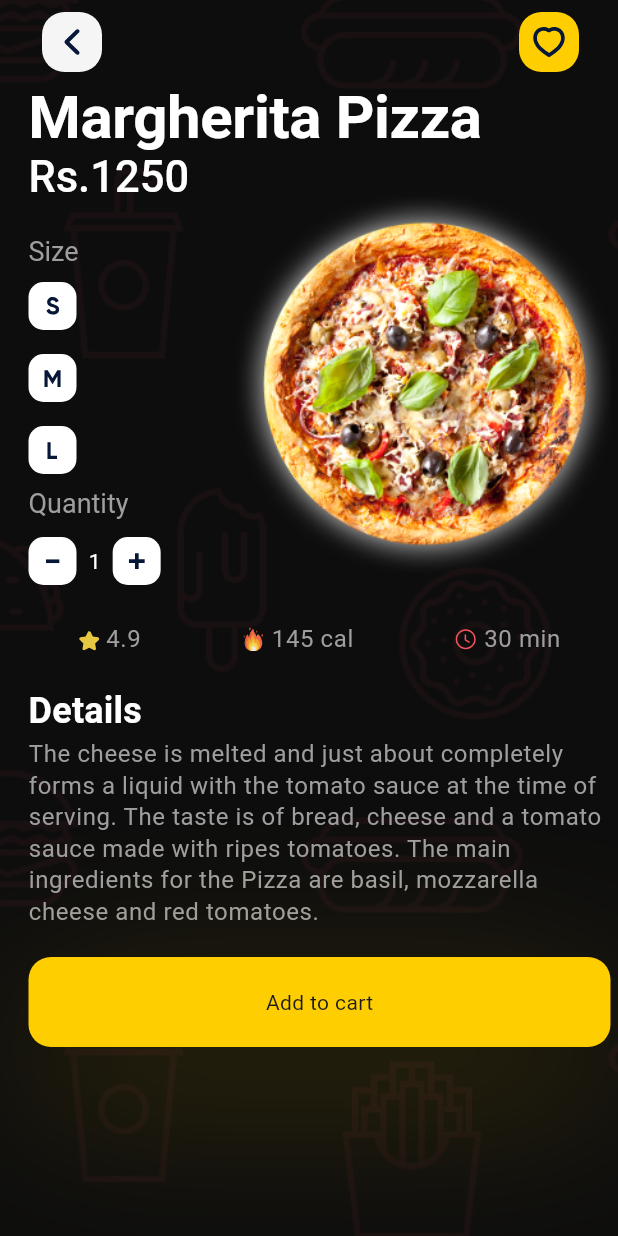
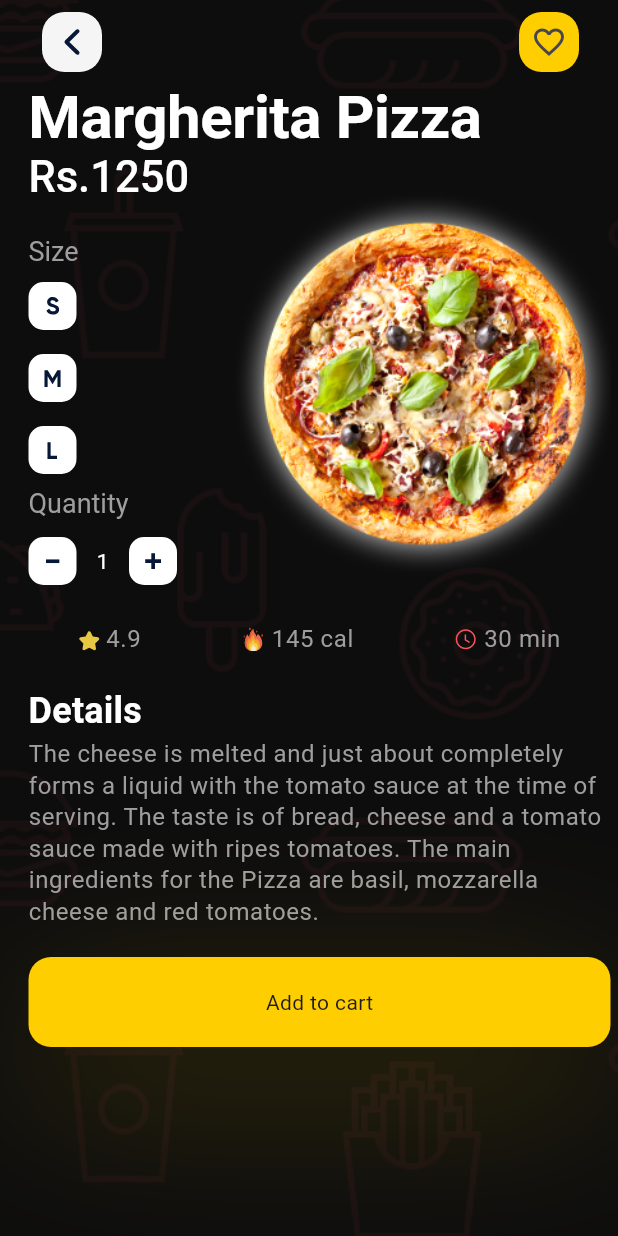
Before and after one commit to khyatikasundra/snack_app, a Flutter app: the screen it shows after launch, after a tap on "Margherita Pizza", on a phone screen of 412 x 824 dp. Run offline on Flutter 3.47's test engine with Material 3 defaults, Android fonts, the phone set to English and light mode, and no system bars; our stand-ins replace flutter_svg.

Commit message:
change one

```diff
--- a/lib/main.dart
+++ b/lib/main.dart
@@ -1,5 +1,6 @@
 import 'package:flutter/material.dart';
 import 'package:snacks_ordering_app/screen/menu_screen.dart';
+import 'package:snacks_ordering_app/theme/app_theme.dart';
 
 void main() {
   runApp(const MainApp());
@@ -13,26 +14,7 @@ class MainApp extends StatelessWidget {
     return MaterialApp(
       debugShowCheckedModeBanner: false,
       home: const MenuScreen(),
-      theme: ThemeData(
-          textTheme: const TextTheme(
-              displayLarge: TextStyle(
-                  fontSize: 40,
-                  color: Colors.white,
-                  fontWeight: FontWeight.bold),
-              displaySmall: TextStyle(
-                fontSize: 20,
-                color: Color(0xFF9E9E9E),
-              ),
-              displayMedium: TextStyle(fontSize: 29, color: Colors.white, fontWeight: FontWeight.w500),
-              titleMedium: TextStyle(
-                  fontSize: 24,
-                  color: Colors.white,
-                  fontWeight: FontWeight.bold),
-              titleSmall: TextStyle(fontSize: 18, fontWeight: FontWeight.bold),
-              headlineMedium: TextStyle(fontSize: 18),
-              headlineSmall: TextStyle(fontSize: 18,color: Color(0xFF9E9E9E)),
-              bodySmall:
-                  TextStyle(fontSize: 16, color: Color(0xFF9E9E9E)))),
+      theme: AppTheme.getTheme(),
     );
   }
 }
--- a/lib/screen/check_out_screen.dart
+++ b/lib/screen/check_out_screen.dart
@@ -1,4 +1,3 @@
-import 'package:flutter/foundation.dart';
 import 'package:flutter/material.dart';
 import 'package:flutter_svg/svg.dart';
 import 'package:snacks_ordering_app/string/assets_string.dart';
@@ -19,6 +18,7 @@ class _CheckOutScreenState extends State<CheckOutScreen> {
   final FocusNode _focusNodeForSmallSize = FocusNode();
   final FocusNode _focusNodeForMediumSize = FocusNode();
   final FocusNode _focusNodeForLargeSize = FocusNode();
+  bool _isLiking = false;
 
   double? imageSizeWidth = 253;
   Color? containerBackgroundColorSmallSize = Colors.white;
@@ -107,14 +107,23 @@ class _CheckOutScreenState extends State<CheckOutScreen> {
     setState(() {});
   }
 
+  void likeButtonAction() {
+    _isLiking = !_isLiking;
+    setState(() {});
+  }
+
   //? WIDGET METHOD
   Widget _customAppBar() => CustomAppBar(
         leadingAssetName: AssetNameString.leftArrowIconAssertName,
         onPressedLeadingIcon: () => Navigator.pop(context),
         trailingEnable: true,
         trailingIconBackgroundColor: const Color(0xFFFECE00),
-        trailingIcon: SvgPicture.asset(AssetNameString.heartIconAssertName),
+        trailingIcon: _isLiking
+            ? const Icon(Icons.favorite)
+            : const Icon(Icons.favorite_border),
+        trailingOnPressEvent: likeButtonAction,
       );
+
   Widget _customCounterContainer(
           String assetName, VoidCallback onPressed) =>
       Container(
@@ -205,10 +214,12 @@ class _CheckOutScreenState extends State<CheckOutScreen> {
             AssetNameString.dashSignIcon,
             onTapDecrementCounter,
           ),
-          Padding(
-            padding: const EdgeInsets.symmetric(horizontal: 8),
-            child: Text(CheckOutScreenStrings.count(_count),
-                style: const TextStyle(color: Colors.white)),
+          SizedBox(
+            width: 35,
+            child: Center(
+              child: Text(CheckOutScreenStrings.count(_count),
+                  style: const TextStyle(color: Colors.white)),
+            ),
           ),
           _customCounterContainer(
             AssetNameString.plusSignIcon,
--- /dev/null
+++ b/lib/theme/app_theme.dart
@@ -0,0 +1,44 @@
+import 'package:flutter/material.dart';
+
+class AppTheme {
+  static ThemeData getTheme() {
+    return ThemeData(
+      textTheme: const TextTheme(
+        displayLarge: TextStyle(
+          fontSize: 40,
+          color: Colors.white,
+          fontWeight: FontWeight.bold,
+        ),
+        displaySmall: TextStyle(
+          fontSize: 20,
+          color: Color(0xFF9E9E9E),
+        ),
+        displayMedium: TextStyle(
+          fontSize: 29,
+          color: Colors.white,
+          fontWeight: FontWeight.w500,
+        ),
+        titleMedium: TextStyle(
+          fontSize: 24,
+          color: Colors.white,
+          fontWeight: FontWeight.bold,
+        ),
+        titleSmall: TextStyle(
+          fontSize: 18,
+          fontWeight: FontWeight.bold,
+        ),
+        headlineMedium: TextStyle(
+          fontSize: 18,
+        ),
+        headlineSmall: TextStyle(
+          fontSize: 18,
+          color: Color(0xFF9E9E9E),
+        ),
+        bodySmall: TextStyle(
+          fontSize: 16,
+          color: Color(0xFF9E9E9E),
+        ),
+      ),
+    );
+  }
+}
--- a/lib/widgets/custom_app_bar.dart
+++ b/lib/widgets/custom_app_bar.dart
@@ -12,6 +12,8 @@ class CustomAppBar extends StatelessWidget {
   final bool? trailingEnable;
   final bool? middleTitleLocationTextEnable;
   final Color? trailingIconBackgroundColor;
+  final FocusNode? focusNode;
+  final VoidCallback? trailingOnPressEvent;
   final void Function()? onPressedLeadingIcon;
 
   const CustomAppBar(
@@ -24,6 +26,8 @@ class CustomAppBar extends StatelessWidget {
       this.middleTitleLocationTextEnable,
       this.trailingIconBackgroundColor,
       this.onPressedLeadingIcon,
+      this.focusNode,
+      this.trailingOnPressEvent,
       super.key});
 
   @override
@@ -39,7 +43,6 @@ class CustomAppBar extends StatelessWidget {
   }
 
 //?WIDGET METHODS
-
   Widget _leading() => IconButton(
       onPressed: onPressedLeadingIcon, icon: SvgPicture.asset(leadingAssetName ?? ""));
 
@@ -75,7 +78,7 @@ class CustomAppBar extends StatelessWidget {
             decoration: BoxDecoration(
                 borderRadius: BorderRadius.circular(15), color: trailingIconBackgroundColor ?? Colors.white),
             child: IconButton(
-              onPressed: () {},
+              onPressed: trailingOnPressEvent,
               icon: trailingIcon ?? const Icon(Icons.question_mark),
             )),
       );
--- a/lib/widgets/custom_category_card.dart
+++ b/lib/widgets/custom_category_card.dart
@@ -57,6 +57,8 @@ class _CustomCategoryCardState extends State<CustomCategoryCard> {
     setState(() {});
   }
 
+  void iconOnPressFunction() => FocusScope.of(context).requestFocus(_focusNode);
+
   //?WIDGET METHOD
   Widget _cardContainer() => GestureDetector(
         onTap: () => FocusScope.of(context).requestFocus(_focusNode),
@@ -76,8 +78,7 @@ class _CustomCategoryCardState extends State<CustomCategoryCard> {
                   style: Theme.of(context).textTheme.titleSmall,
                 ),
                 IconButton(
-                  onPressed: () =>
-                      FocusScope.of(context).requestFocus(_focusNode),
+                  onPressed: iconOnPressFunction,
                   icon: SvgPicture.asset(_assetName),
                 )
               ],
--- a/lib/widgets/custom_container_sizes_button.dart
+++ b/lib/widgets/custom_container_sizes_button.dart
@@ -8,7 +8,7 @@ class CustomContainerSizesButton extends StatelessWidget {
   const CustomContainerSizesButton(
       {this.icon,
       this.onPressIconEvent,
-      this.color = Colors.white,
+      this.color= Colors.white,
       this.focusNode,
       super.key});
 
```
